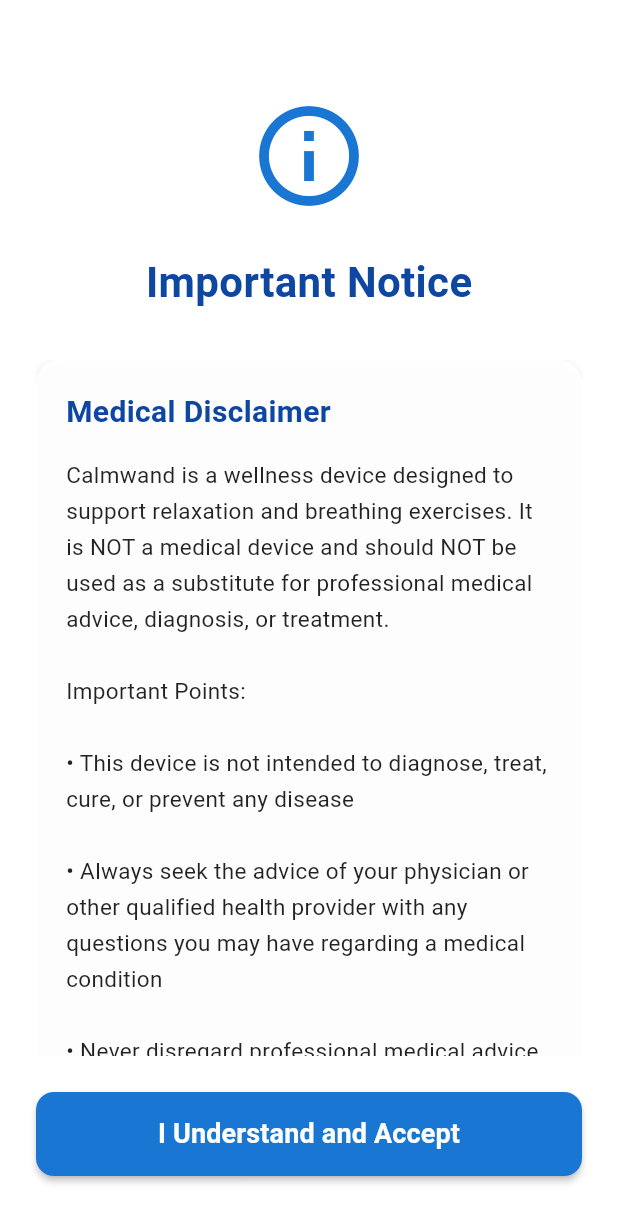
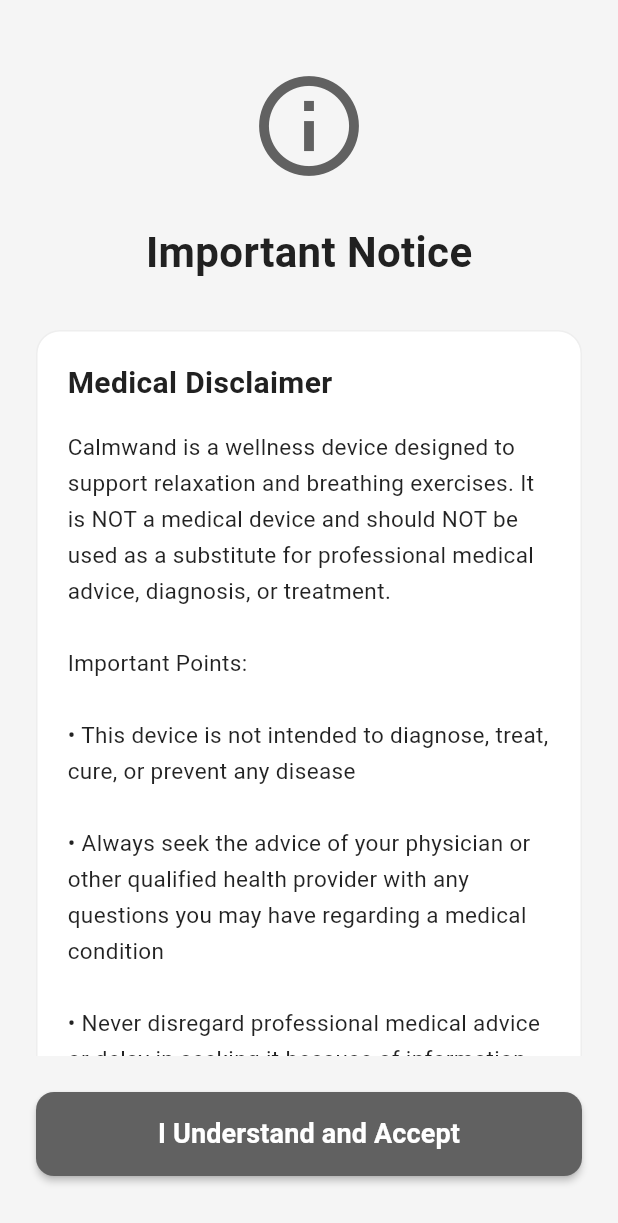
Before and after one commit to niketh-keshavan/calmwand_flutter_app, a Flutter app: the screen it shows after launch, on a phone screen of 412 x 824 dp. Shown: the top 1223 px of the screen. Run offline on Flutter 3.47's test engine with Material 3 defaults, Android fonts, the phone set to English and light mode, and no system bars; our stand-ins replace cloud_firestore, firebase_auth, firebase_core, fl_chart, flutter_blue_plus, hive and 4 more; accounts and stored records are empty; generated files the repository leaves out were written again; network calls fail.

Commit message:
UI Updates

```diff
--- a/lib/screens/disclaimer_screen.dart
+++ b/lib/screens/disclaimer_screen.dart
@@ -33,21 +33,18 @@
   @override
   Widget build(BuildContext context) {
     return Scaffold(
-      body: Container(
-        decoration: const BoxDecoration(
-          gradient: AppTheme.backgroundGradient,
-        ),
-        child: SafeArea(
+      backgroundColor: Colors.grey.shade100,
+      body: SafeArea(
         child: Padding(
           padding: const EdgeInsets.all(24.0),
           child: Column(
             children: [
-                const SizedBox(height: 40),
+              const SizedBox(height: 20),
               // Icon
               Icon(
                 Icons.info_outline,
                 size: 80,
-                  color: Colors.blue.shade700,
+                color: Colors.grey.shade700,
               ),
               const SizedBox(height: 24),
               // Title
@@ -56,7 +53,7 @@
                 style: TextStyle(
                   fontSize: 28,
                   fontWeight: FontWeight.bold,
-                    color: Colors.blue.shade900,
+                  color: Colors.grey.shade900,
                 ),
               ),
               const SizedBox(height: 32),
@@ -66,9 +63,12 @@
                   child: Container(
                     padding: const EdgeInsets.all(20),
                     decoration: BoxDecoration(
-                        color: Colors.white.withValues(alpha: 0.9),
+                      color: Colors.white,
                       borderRadius: BorderRadius.circular(16),
-                        boxShadow: [AppTheme.cardShadow],
+                      border: Border.all(
+                        color: Colors.grey.shade200,
+                        width: 1,
+                      ),
                     ),
                     child: Column(
                       crossAxisAlignment: CrossAxisAlignment.start,
@@ -78,7 +78,7 @@
                           style: TextStyle(
                             fontSize: 20,
                             fontWeight: FontWeight.bold,
-                              color: Colors.blue.shade900,
+                            color: Colors.grey.shade900,
                           ),
                         ),
                         const SizedBox(height: 16),
@@ -102,7 +102,7 @@
                           style: TextStyle(
                             fontSize: 20,
                             fontWeight: FontWeight.bold,
-                              color: Colors.blue.shade900,
+                            color: Colors.grey.shade900,
                           ),
                         ),
                         const SizedBox(height: 16),
@@ -127,7 +127,7 @@
                 child: ElevatedButton(
                   onPressed: () => _acceptDisclaimer(context),
                   style: ElevatedButton.styleFrom(
-                      backgroundColor: Colors.blue.shade700,
+                    backgroundColor: Colors.grey.shade700,
                     foregroundColor: Colors.white,
                     shape: RoundedRectangleBorder(
                       borderRadius: BorderRadius.circular(12),
@@ -148,7 +148,6 @@
           ),
         ),
       ),
-      ),
     );
   }
 }
```
Also changed, not shown: lib/screens/settings_screen.dart (+0 -30 lines). Lines whose indentation alone changed are shown as unchanged.
